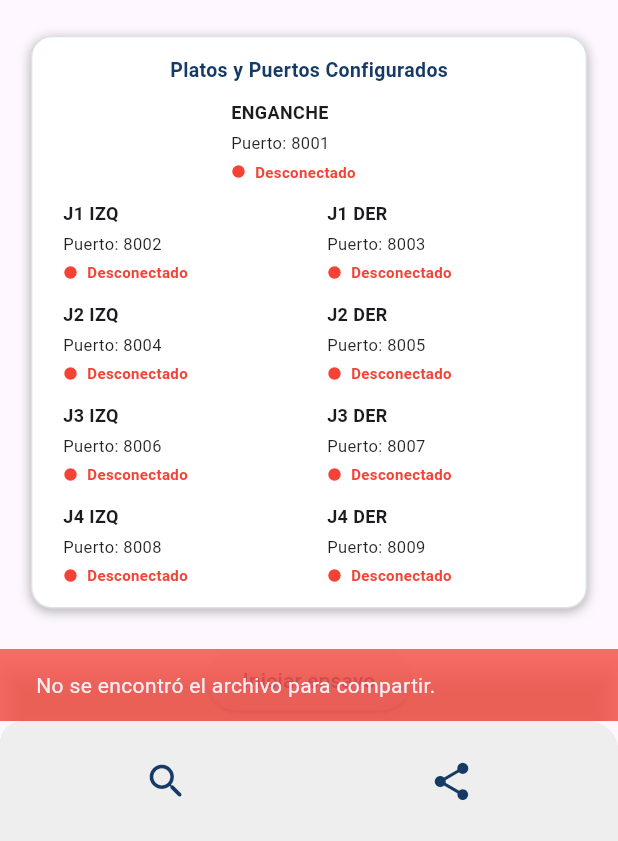
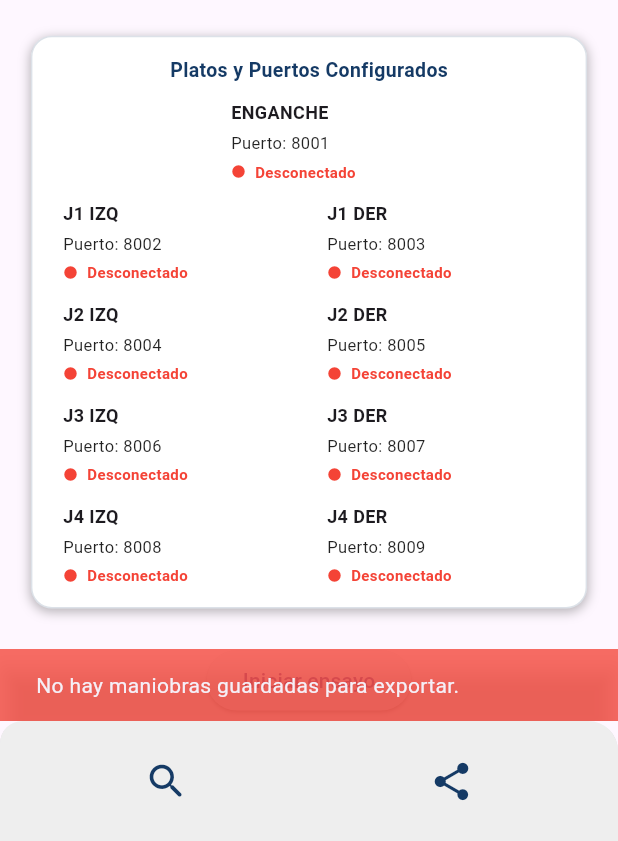
Before and after one commit to Tirano61/9-platos-cestari-apk, a Flutter app: the screen it shows after launch, after a tap on the "share" icon, on a phone screen of 412 x 824 dp, the part 395-1236 px from its top. Run offline on Flutter 3.47's test engine with Material 3 defaults, Android fonts, the phone set to English and light mode, and no system bars; our stand-ins replace flutter_native_splash, get, permission_handler, share_plus, shared_preferences, sqflite and 1 more; missing offline and left inert: excel, udp; accounts and stored records are empty; statements that could not run were skipped.

Commit message:
Exportar ensayos a ensayos.xlsx (hoja maniobras, una fila por plato)

```diff
--- a/lib/Pages/Home/homePage.dart
+++ b/lib/Pages/Home/homePage.dart
@@ -91,9 +91,8 @@ class HomePage extends StatelessWidget {
               iconColor: ThemeApp.colorTarjetaPesaadas,
               iconSize: 30,
               onPressed: (){
-                // Compartir las pesadas
+                // Generar y compartir ensayos.xlsx
                 final exportar = Exportar();
-                //exportarPesadas();
                 exportar.compartirArchivo(context);
               },
               icon: Icons.share
--- a/lib/helpers/exportar_xml.dart
+++ b/lib/helpers/exportar_xml.dart
@@ -3,8 +3,10 @@ import 'dart:typed_data';
 
 import 'package:excel/excel.dart';
 import 'package:nueve_platos_cestari/BaseDeDatos/connections/db_conexion.dart';
+import 'package:nueve_platos_cestari/BaseDeDatos/services/ensayos/service_ensayos.dart';
 import 'package:nueve_platos_cestari/BaseDeDatos/services/pesadas/service_pesadas.dart';
 import 'package:nueve_platos_cestari/Theme/theme.dart';
+import 'package:nueve_platos_cestari/models/ensayos/ensayo_model.dart';
 import 'package:flutter/material.dart';
 import 'package:path_provider/path_provider.dart';
 import 'package:permission_handler/permission_handler.dart';
@@ -50,16 +52,57 @@ class Exportar{
     }
   }
 
-  Future<File> get _localFile async{
+  Future<File> _localFile(String nombre) async{
     final path = await _localPath;
-    final file = File('$path/pesadas.xlsx');
+    final file = File('$path/$nombre');
     return file;
   }
 
+  /// Filas de la hoja 'maniobras': una por maniobra y plato, de los ensayos
+  /// mas viejos a los mas nuevos (getEnsayos los da por id descendente).
+  static List<Map<String, dynamic>> filasEnsayos(List<EnsayoModel> ensayos) => [
+        for (final ensayo in ensayos.reversed)
+          for (final maniobra in ensayo.maniobras)
+            ...maniobra.toExportRows(tolva: ensayo.tolva, fecha: ensayo.fecha),
+      ];
+
+  /// Genera ensayos.xlsx con la hoja 'maniobras'. Devuelve 1 si lo genero,
+  /// 0 si no hay maniobras guardadas y -1 si fallo.
+  Future<int> writeFileEnsayos({ServiceEnsayos? ensayos}) async {
+    try {
+      final service = ensayos ?? ServiceEnsayos(DBconeccion.db);
+      final rows = filasEnsayos(await service.getEnsayos());
+      if (rows.isEmpty) {
+        return 0;
+      }
+
+      final libro = Excel.createExcel();
+      final defaultSheet = libro.getDefaultSheet();
+      if (defaultSheet != null) {
+        libro.delete(defaultSheet);
+      }
+      _buildSheet(libro, 'maniobras', rows);
+
+      final bytes = libro.encode();
+      if (bytes == null || bytes.isEmpty) {
+        return -1;
+      }
+
+      final file = await _localFile(archivoEnsayos);
+      await file.writeAsBytes(Uint8List.fromList(bytes), flush: true);
+      return 1;
+    } catch (e) {
+      return -1;
+    }
+  }
+
+  static const archivoEnsayos = 'ensayos.xlsx';
+
+  /// Pesadas viejas (PesadasPage); se borra en el paso 13 del plan de ensayo.
   Future<int> writeFile(BuildContext context)async{
     try {
       final sservicePesadas = ServicePesadas(DBconeccion.db);
-      final file = await _localFile;
+      final file = await _localFile('pesadas.xlsx');
       final rows = await sservicePesadas.getPesadasExportacion();
       if (rows.isEmpty) {
         return -1;
@@ -71,7 +114,7 @@ class Exportar{
         libro.delete(defaultSheet);
       }
 
-      _buildSheet9Platos(libro, rows);
+      _buildSheet(libro, '9_platos', rows);
 
       if ((libro.tables.keys).isEmpty) {
         return -1;
@@ -96,10 +139,11 @@ class Exportar{
 
   String _v(Map<String, dynamic> row, String key) => (row[key] ?? '').toString();
 
-  /// Hoja '9_platos': el encabezado son las claves de la fila
-  /// (Pesada9PlatosPayload.toExportRow), que salen todas con el mismo orden.
-  void _buildSheet9Platos(Excel libro, List<Map<String, dynamic>> rows) {
-    final sheet = libro['9_platos'];
+  /// Hoja [nombre]: el encabezado son las claves de la fila
+  /// (ManiobraModel.toExportRows o Pesada9PlatosPayload.toExportRow), que
+  /// salen todas con el mismo orden.
+  void _buildSheet(Excel libro, String nombre, List<Map<String, dynamic>> rows) {
+    final sheet = libro[nombre];
     final columnas = rows.first.keys.toList();
     _appendRow(sheet, columnas);
 
@@ -108,27 +152,28 @@ class Exportar{
     }
   }
 
-  compartirArchivo(BuildContext context) async {
+  /// Genera ensayos.xlsx con las maniobras guardadas y lo comparte.
+  Future<void> compartirArchivo(BuildContext context) async {
     final scaffold = ScaffoldMessenger.of(context);
-    final path = await _localPath;
-    final filePath = '${path.toString()}/pesadas.xlsx';
-    final file = File(filePath);
-
-    if (!await file.exists()) {
+    final resp = await writeFileEnsayos();
+    if (resp != 1) {
       scaffold.showSnackBar(
         SnackBar(
-          content: const Text('No se encontró el archivo para compartir.'),
+          content: Text(resp == 0
+              ? 'No hay maniobras guardadas para exportar.'
+              : 'No se pudo generar el archivo.'),
           backgroundColor: ThemePlatos.errorColor,
         ),
       );
       return;
     }
+    final file = await _localFile(archivoEnsayos);
 
     try {
       await Share.shareXFiles(
-        [XFile(filePath)],
-        text: 'Compartir Pesadas',
-        subject: 'Balanzas Hook, 9 platos',
+        [XFile(file.path)],
+        text: 'Compartir ensayos',
+        subject: 'Balanzas Hook, ensayo 9 platos',
       );
     } catch (e) {
       scaffold.showSnackBar(
--- a/lib/models/ensayos/maniobra_model.dart
+++ b/lib/models/ensayos/maniobra_model.dart
@@ -1,3 +1,4 @@
+import 'package:nueve_platos_cestari/config/platos.dart';
 import 'package:nueve_platos_cestari/models/ensayos/maniobra_plato.dart';
 
 /// Una maniobra del ensayo: cabecera (tmaniobras) y el resultado de cada plato
@@ -58,6 +59,32 @@ class ManiobraModel {
         'umbral': umbral,
       };
 
+  /// Filas de la hoja 'maniobras' del XLSX, una por plato. [tolva] y [fecha]
+  /// son las del ensayo. Todas las filas tienen las mismas claves y en el
+  /// mismo orden: el encabezado de la hoja sale de ellas.
+  List<Map<String, dynamic>> toExportRows({required String tolva, required String fecha}) => [
+        for (final plato in platos)
+          {
+            'ensayo_id': ensayoId ?? '',
+            'tolva': tolva,
+            'fecha': fecha,
+            'maniobra': numero,
+            'hora_inicio': horaInicio,
+            'hora_fin': horaFin,
+            'duracion_s': (duracionMs / 1000).toStringAsFixed(1),
+            'plato': plato.plato,
+            'nombre': nombrePlato(plato.plato),
+            'capacidad': plato.capacidad,
+            'estatico': plato.estatico,
+            'maximo': plato.maximo,
+            'minimo': plato.minimo,
+            'lecturas': plato.lecturas,
+            'factor_cresta': plato.factorCresta,
+            'por_cap': plato.porCapacidad,
+            'estado': plato.estado(umbral).texto,
+          },
+      ];
+
   ManiobraModel copyWith({int? id, int? ensayoId}) => ManiobraModel(
         id: id ?? this.id,
         ensayoId: ensayoId ?? this.ensayoId,
```
Also changed, not shown: 3 other files.
